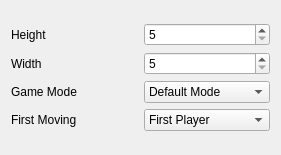
The window that ui/newgamewidget.ui (Ignotus/kdots) describes before a commit, drawn with Qt 5.
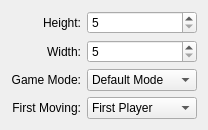
The same window after the commit. Custom widgets are drawn as their Qt base class.

Commit message: Removing unnecessary grid layouts

Patch:
```diff
--- a/ui/newgamewidget.ui
+++ b/ui/newgamewidget.ui
@@ -6,28 +6,42 @@
    <rect>
     <x>0</x>
     <y>0</y>
-    <width>281</width>
-    <height>155</height>
+    <width>202</width>
+    <height>108</height>
    </rect>
   </property>
   <property name="windowTitle">
    <string>New Game</string>
   </property>
   <layout class="QGridLayout" name="gridLayout_2">
+   <item row="2" column="0">
+    <widget class="QLabel" name="label_3">
+     <property name="text">
+      <string>Game Mode:</string>
+     </property>
+     <property name="alignment">
+      <set>Qt::AlignRight|Qt::AlignTrailing|Qt::AlignVCenter</set>
+     </property>
+    </widget>
+   </item>
    <item row="0" column="0">
-    <layout class="QGridLayout" name="gridLayout">
-     <item row="3" column="1">
-      <widget class="KComboBox" name="FirstMoving">
-       <item>
+    <widget class="QLabel" name="label">
         <property name="text">
-         <string>First Player</string>
-        </property>
-       </item>
-       <item>
+      <string>Height:</string>
+     </property>
+     <property name="alignment">
+      <set>Qt::AlignRight|Qt::AlignTrailing|Qt::AlignVCenter</set>
+     </property>
+    </widget>
+   </item>
+   <item row="3" column="0">
+    <widget class="QLabel" name="label_4">
         <property name="text">
-         <string>Second Player</string>
-        </property>
-       </item>
+      <string>First Moving:</string>
+     </property>
+     <property name="alignment">
+      <set>Qt::AlignRight|Qt::AlignTrailing|Qt::AlignVCenter</set>
+     </property>
       </widget>
      </item>
      <item row="2" column="1">
@@ -47,10 +61,20 @@
        </item>
       </widget>
      </item>
+   <item row="1" column="1">
+    <widget class="QSpinBox" name="WidthSpinBox">
+     <property name="minimum">
+      <number>5</number>
+     </property>
+    </widget>
+   </item>
      <item row="1" column="0">
       <widget class="QLabel" name="label_2">
        <property name="text">
-        <string>Width</string>
+      <string>Width:</string>
+     </property>
+     <property name="alignment">
+      <set>Qt::AlignRight|Qt::AlignTrailing|Qt::AlignVCenter</set>
        </property>
       </widget>
      </item>
@@ -61,35 +85,19 @@
        </property>
       </widget>
      </item>
-     <item row="0" column="0">
-      <widget class="QLabel" name="label">
+   <item row="3" column="1">
+    <widget class="KComboBox" name="FirstMoving">
+     <item>
        <property name="text">
-        <string>Height</string>
-       </property>
-      </widget>
+       <string>First Player</string>
+      </property>
      </item>
-     <item row="3" column="0">
-      <widget class="QLabel" name="label_4">
+     <item>
        <property name="text">
-        <string>First Moving</string>
-       </property>
-      </widget>
+       <string>Second Player</string>
+      </property>
      </item>
-     <item row="2" column="0">
-      <widget class="QLabel" name="label_3">
-       <property name="text">
-        <string>Game Mode</string>
-       </property>
-      </widget>
-     </item>
-     <item row="1" column="1">
-      <widget class="QSpinBox" name="WidthSpinBox">
-       <property name="minimum">
-        <number>5</number>
-       </property>
-      </widget>
-     </item>
-    </layout>
+    </widget>
    </item>
   </layout>
  </widget>
```
Lines whose indentation alone changed are shown as unchanged. The commit also changes 4 other files.
